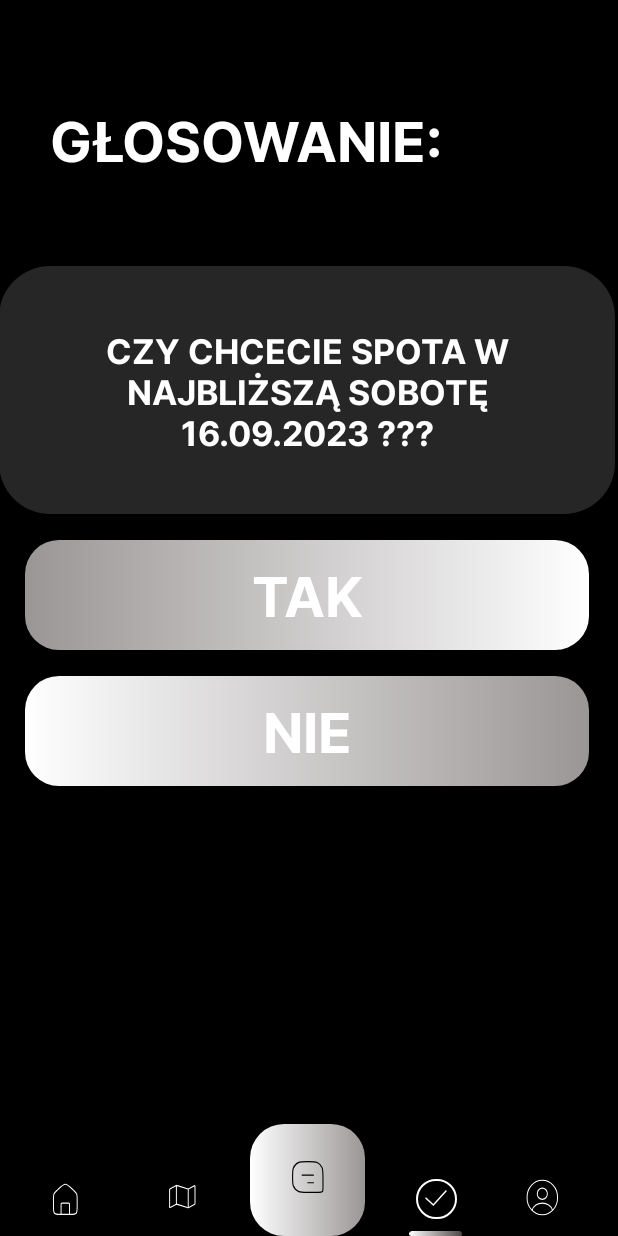
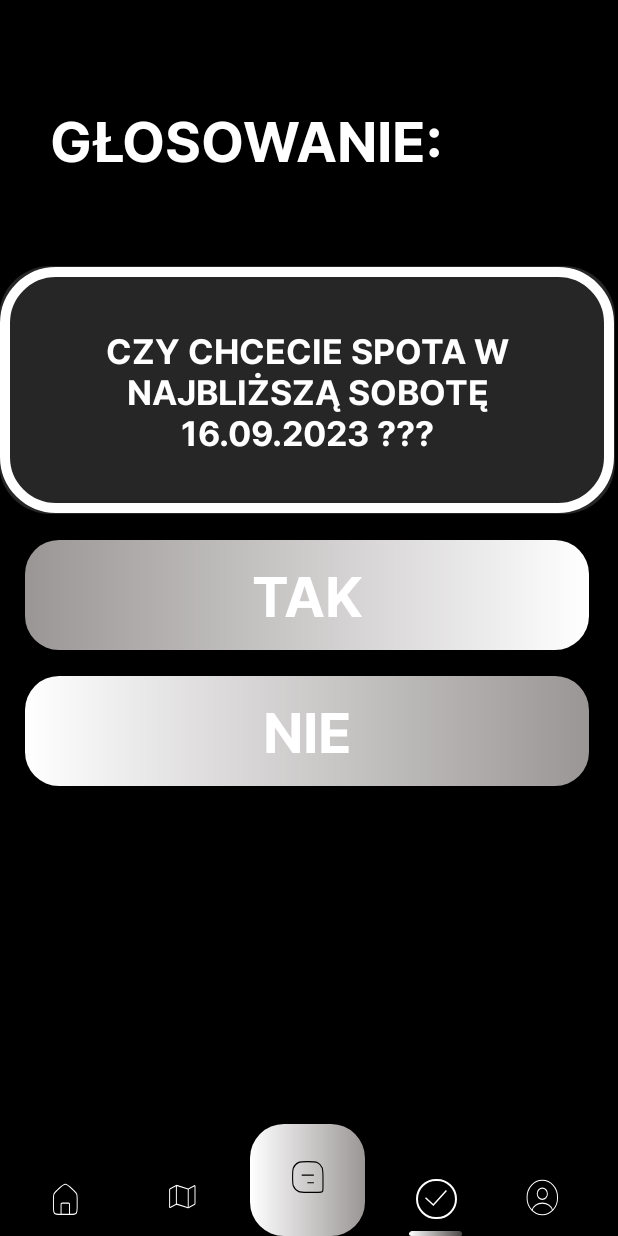
Before and after one commit to XewoniX/IllegalFamily, an Android app: the VotingViewActivity screen opened directly, with no data from a screen before it, on a phone screen of 412 x 824 dp. Run offline under Robolectric (Android 15) with nearby library versions, the phone set to English and light mode, and no system bars; our stand-ins replace Firebase (no records; nobody signed in at launch, a user with empty details on screens opened directly), data binding; 2 statements that could not run were skipped.

Commit message:
Poprawki_ciag_dalszy

```diff
--- a/app/src/main/res/drawable/rectangle_bg_white_a700_26_radius_30.xml
+++ b/app/src/main/res/drawable/rectangle_bg_white_a700_26_radius_30.xml
@@ -1,5 +1,24 @@
 <?xml version="1.0" encoding="UTF-8"?>
-<shape android:shape="rectangle" xmlns:android="http://schemas.android.com/apk/res/android">
-    <solid android:color="@color/white_A700_26"/>
-    <corners android:radius="@dimen/_30pxh"/>
-</shape>
+<layer-list xmlns:android="http://schemas.android.com/apk/res/android">
+    <!-- Background shape -->
+    <item>
+        <shape android:shape="rectangle">
+            <solid android:color="@color/white_A700_26"/>
+            <corners android:radius="@dimen/_30pxh"/>
+        </shape>
+    </item>
+    <!-- Border (with negative margins to push it outside) -->
+    <item
+        android:right="1px"
+        android:left="1px"
+        android:top="1px"
+        android:bottom="1px">
+        <shape android:shape="rectangle">
+            <solid android:color="@android:color/transparent"/>
+            <stroke
+                android:width="10px"
+                android:color="@android:color/white"/>
+            <corners android:radius="@dimen/_30pxh"/>
+        </shape>
+    </item>
+</layer-list>
--- a/app/src/main/res/drawable/rectangle_gradient_s_grey_400_e_cyan_a202_radius_20.xml
+++ b/app/src/main/res/drawable/rectangle_gradient_s_grey_400_e_cyan_a202_radius_20.xml
@@ -7,4 +7,5 @@
         android:startColor="#9B9696" android:type="linear"/>
     <padding android:bottom="@dimen/_3pxh" android:left="@dimen/_3pxh"
         android:right="@dimen/_3pxh" android:top="@dimen/_3pxh"/>
+    <!-- Dodaj czerwony border -->
 </shape>
--- a/app/src/main/res/layout/activity_profile_setting_view.xml
+++ b/app/src/main/res/layout/activity_profile_setting_view.xml
@@ -131,7 +131,7 @@
                         android:layout_gravity="center_horizontal"
                         android:layout_marginStart="@dimen/_15pxh"
                         android:layout_marginEnd="@dimen/_14pxh"
-                        android:background="@drawable/rectangle_bg_white_a700_26_radius_25">
+                        android:background="@drawable/rectangle_bg_white_a700_26_radius_30">
 
                         <TextView
                             android:id="@+id/datatxt"
@@ -172,7 +172,7 @@
                         android:layout_gravity="center_horizontal"
                         android:layout_marginStart="@dimen/_15pxh"
                         android:layout_marginEnd="@dimen/_14pxh"
-                        android:background="@drawable/rectangle_bg_white_a700_26_radius_25">
+                        android:background="@drawable/rectangle_bg_white_a700_26_radius_30">
 
                         <Button
                             android:id="@+id/button_change_car"
```
